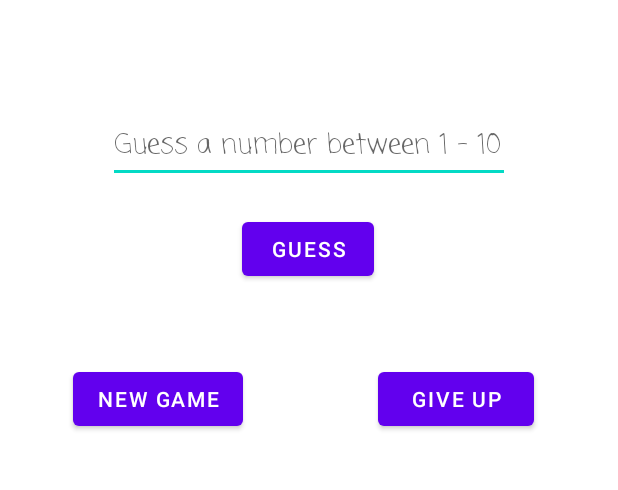
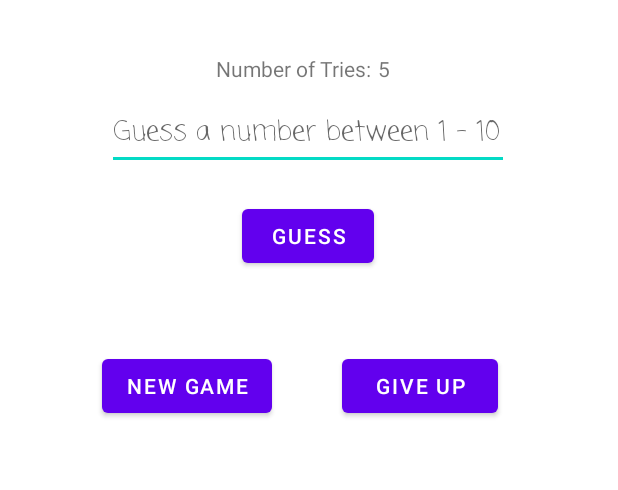
Before and after one commit to Benniei/CSE390, an Android app: the screen it shows after launch (MainActivity), on a phone screen of 412 x 824 dp, the part 453-943 px from its top. Run offline under Robolectric (Android 15) with nearby library versions, the phone set to English and light mode, and no system bars.

Commit message:
HighLow implemented

```diff
--- a/Homework 01/HighLowGame/app/src/main/res/layout/activity_main.xml
+++ b/Homework 01/HighLowGame/app/src/main/res/layout/activity_main.xml
@@ -34,25 +34,26 @@
         android:id="@+id/guess_input"
         android:layout_width="268dp"
         android:layout_height="46dp"
-        android:layout_marginTop="76dp"
+        android:layout_marginTop="12dp"
         android:ems="10"
         android:fontFamily="casual"
         android:hint="@string/num_prompt"
         android:inputType="number"
         app:layout_constraintEnd_toEndOf="parent"
+        app:layout_constraintHorizontal_bias="0.496"
         app:layout_constraintStart_toStartOf="parent"
-        app:layout_constraintTop_toBottomOf="@+id/textView" />
+        app:layout_constraintTop_toBottomOf="@+id/tries_left" />
 
     <Button
         android:id="@+id/new_game"
         android:layout_width="wrap_content"
         android:layout_height="wrap_content"
+        android:layout_marginStart="68dp"
+        android:layout_marginLeft="68dp"
         android:layout_marginTop="52dp"
-        android:layout_marginEnd="88dp"
-        android:layout_marginRight="88dp"
         android:text="@string/new_game"
         app:layout_constraintEnd_toStartOf="@+id/answer_button"
-        app:layout_constraintHorizontal_bias="0.958"
+        app:layout_constraintHorizontal_bias="0.0"
         app:layout_constraintStart_toStartOf="parent"
         app:layout_constraintTop_toBottomOf="@+id/guess_button" />
 
@@ -61,10 +62,34 @@
         android:layout_width="104dp"
         android:layout_height="48dp"
         android:layout_marginTop="52dp"
-        android:layout_marginEnd="56dp"
-        android:layout_marginRight="56dp"
+        android:layout_marginEnd="80dp"
+        android:layout_marginRight="80dp"
         android:text="@string/give_up"
         app:layout_constraintEnd_toEndOf="parent"
         app:layout_constraintTop_toBottomOf="@+id/guess_button" />
 
+    <TextView
+        android:id="@+id/tries_left"
+        android:layout_width="wrap_content"
+        android:layout_height="wrap_content"
+        android:layout_marginStart="144dp"
+        android:layout_marginLeft="144dp"
+        android:layout_marginTop="36dp"
+        android:text="Number of Tries:"
+        app:layout_constraintStart_toStartOf="parent"
+        app:layout_constraintTop_toBottomOf="@+id/textView" />
+
+    <TextView
+        android:id="@+id/num_count"
+        android:layout_width="wrap_content"
+        android:layout_height="wrap_content"
+        android:layout_marginStart="4dp"
+        android:layout_marginLeft="4dp"
+        android:layout_marginTop="36dp"
+        android:text="5"
+        app:layout_constraintEnd_toEndOf="parent"
+        app:layout_constraintHorizontal_bias="0.0"
+        app:layout_constraintStart_toEndOf="@+id/tries_left"
+        app:layout_constraintTop_toBottomOf="@+id/textView" />
+
 </androidx.constraintlayout.widget.ConstraintLayout>
```
Also changed, not shown: Homework 01/HighLowGame/app/src/main/java/com/example/highlowgame/MainActivity.java (+30 -4 lines).
